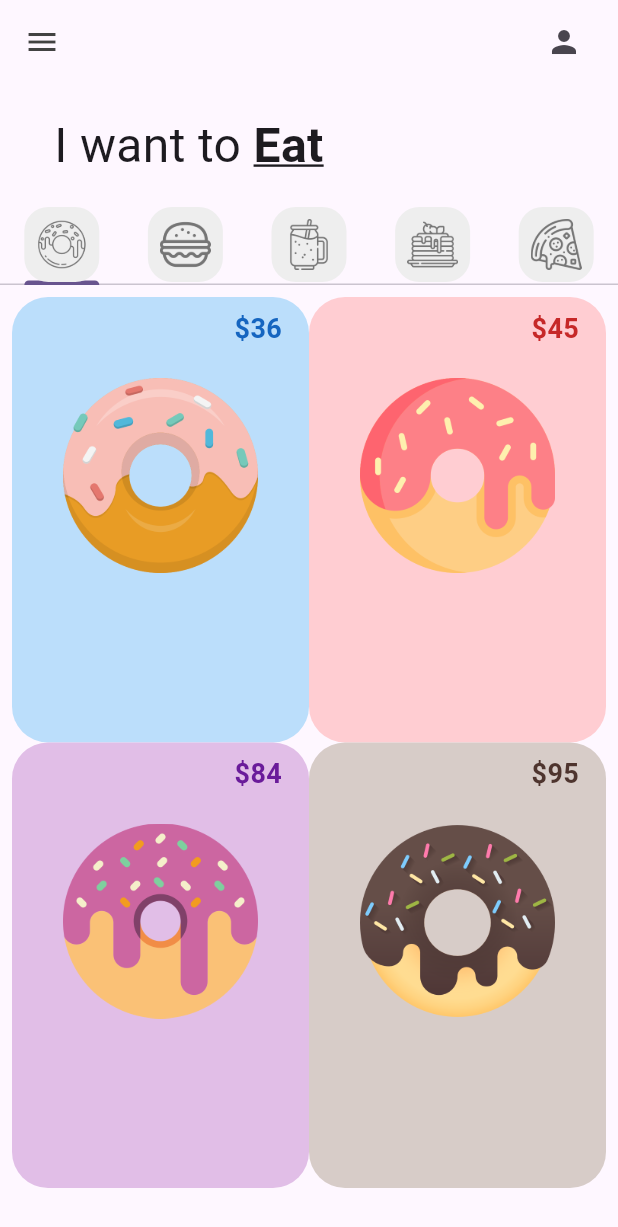
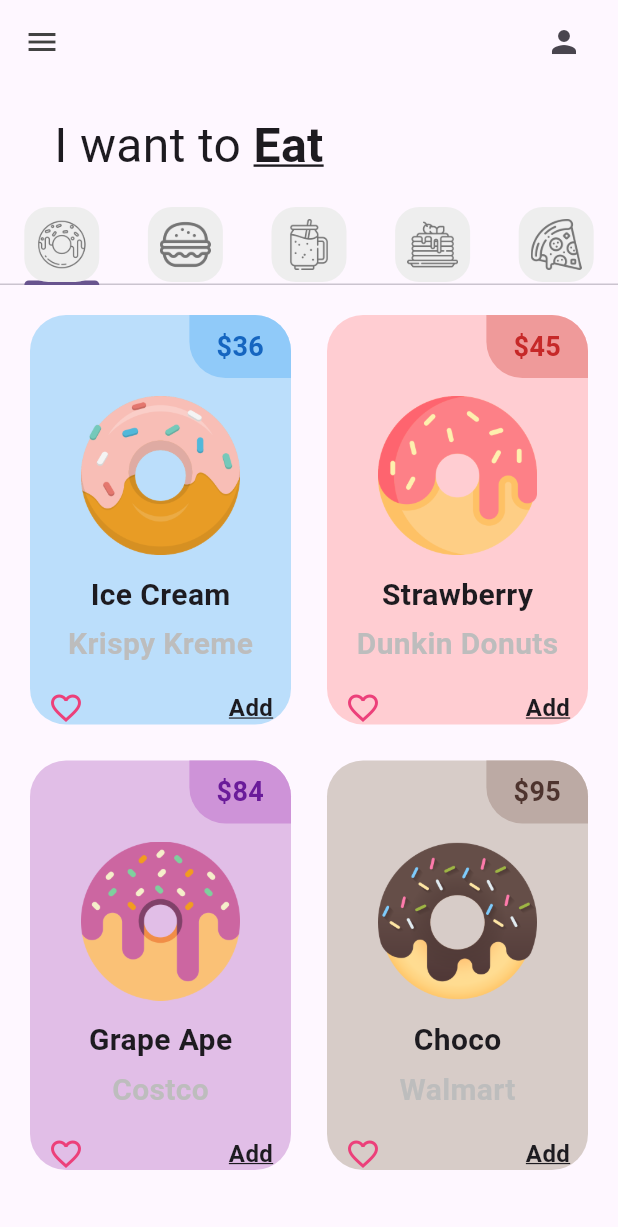
Before and after one commit to EdierMay/dunu_app_2b_may, a Flutter app: the screen it shows after launch, on a phone screen of 412 x 824 dp. Shown: the top 1227 px of the screen. Run offline on Flutter 3.47's test engine with Material 3 defaults, Android fonts, the phone set to English and light mode, and no system bars.

Commit message:
DonutTile Finish

```diff
--- a/lib/tabs/donut_tab.dart
+++ b/lib/tabs/donut_tab.dart
@@ -4,11 +4,23 @@
 class DonutTab extends StatelessWidget {
   // Lista de donas
   final List donutsOnsale = [
-    //[donutFlavor, donutPrice, donotColor,imageName]
-    ["Ice Cream", "36", Colors.blue, "lib/images/icecream_donut.png"],
-    ["Strawberry", "45", Colors.red, "lib/images/strawberry_donut.png"],
-    ["Grape Ape", "84", Colors.purple, "lib/images/grape_donut.png"],
-    ["Choco", "95", Colors.brown, "lib/images/chocolate_donut.png"],
+    //[donutFlavor, donutStore, donutPrice, donotColor,imageName]
+    [
+      "Ice Cream",
+      "Krispy Kreme",
+      "36",
+      Colors.blue,
+      "lib/images/icecream_donut.png"
+    ],
+    [
+      "Strawberry",
+      "Dunkin Donuts",
+      "45",
+      Colors.red,
+      "lib/images/strawberry_donut.png"
+    ],
+    ["Grape Ape", "Costco", "84", Colors.purple, "lib/images/grape_donut.png"],
+    ["Choco", "Walmart", "95", Colors.brown, "lib/images/chocolate_donut.png"],
   ];
 
   DonutTab({super.key});
@@ -26,16 +38,27 @@
       gridDelegate: const SliverGridDelegateWithFixedCrossAxisCount(
           //numero de columnas //crossAxisCount
           crossAxisCount: 2,
-          //relacion de aspecto(propocicion)
+          //relacion de aspecto (proporcion)
           childAspectRatio: 1 / 1.5),
       itemBuilder: (context, index) {
         return DonutTile(
           donutFlavor: donutsOnsale[index][0],
-          donutPrice: donutsOnsale[index][1],
-          donutColor: donutsOnsale[index][2],
-          imageName: donutsOnsale[index][3],
+          donutStore: donutsOnsale[index][1],
+          donutPrice: donutsOnsale[index][2],
+          donutColor: donutsOnsale[index][3],
+          imageName: donutsOnsale[index][4],
         );
       },
     );
   }
 }
+
+
+//grid,en español es como malla o cuadricula
+
+   // elementos en nuestra lista
+   // itemCount: donutsOnsale.length,
+   //el eje principal en una columna es vertical
+   //el eje cruzado crosaxis para horizontal
+   //main axis un columna seria vertical
+   //Starting GridView
--- a/lib/utils/donut_Tile.dart
+++ b/lib/utils/donut_Tile.dart
@@ -1,7 +1,9 @@
 import 'package:flutter/material.dart';
+import 'package:flutter/rendering.dart';
 
 class DonutTile extends StatelessWidget {
   final String donutFlavor;
+  final String donutStore;
   final String donutPrice;
   //dynamic sera un tipo de color
   final dynamic donutColor;
@@ -9,24 +11,28 @@
   const DonutTile(
       {super.key,
       required this.donutFlavor,
+      required this.donutStore,
       required this.donutPrice,
       this.donutColor,
       required this.imageName});
 
   @override
   Widget build(BuildContext context) {
-    return Container(
+    return Padding(
+      padding: const EdgeInsets.all(12.0),
+      child: Container(
         decoration: BoxDecoration(
             color: donutColor[100], borderRadius: BorderRadius.circular(24)),
         child: Column(
           children: [
-          //PriceTag
+            // PriceTag precio de la dona
             Row(
+              //alinea a la derecha
               mainAxisAlignment: MainAxisAlignment.end,
               children: [
                 Container(
                   decoration: BoxDecoration(
-                    color: donutColor[150],
+                      color: donutColor[200],
                       borderRadius: BorderRadius.only(
                           topRight: Radius.circular(24),
                           bottomLeft: Radius.circular(24))),
@@ -41,16 +47,65 @@
               ],
             ),
 
-          //Donut Picture
+            //Donut Picture imagen de la dona
             Padding(
               padding: const EdgeInsets.symmetric(vertical: 12, horizontal: 34),
               child: Image.asset(imageName),
-          )
+            ),
 
-          //Donut text
-
-          //Love icon + and button
+            //donut text, texto de la dona
+            Text(donutFlavor,
+                style: TextStyle(fontWeight: FontWeight.bold, fontSize: 20)),
+            SizedBox(
+              height: 4,
+            ),
+            // agregar texto de la tienda
+            Text(
+              donutStore,
+              style: TextStyle(
+                fontWeight: FontWeight.bold,
+                fontSize: 20,
+                color: Color(0xFFBDBDBD), // Gris para el nombre de la tienda
+              ),
+            ),
+            SizedBox(
+              height: 4,
+            ),
+            //Love icon + add button, icono de me encanta e icono de agregar
+            Padding(
+              padding: const EdgeInsets.all(12.0),
+              child: Row(
+                mainAxisAlignment: MainAxisAlignment.spaceBetween,
+                children: [
+                  GestureDetector(
+                    onTap: () {
+                      // Acción cuando se toca el ícono de corazón
+                      print("Corazón tocado");
+                    },
+                    child: Icon(
+                      Icons.favorite_border,
+                      color: Colors.pink[400],
+                    ),
+                  ),
+                  GestureDetector(
+                    onTap: () {
+                      // Acción cuando se toca el texto "Add"
+                      print("Texto 'Add' tocado");
+                    },
+                    child: const Text(
+                      "Add",
+                      style: TextStyle(
+                        fontSize: 16,
+                        fontWeight: FontWeight.bold,
+                        decoration: TextDecoration.underline,
+                      ),
+                    ),
+                  ),
                 ],
+              ),
+            ),
+          ],
+        ),
       ),
     );
   }
```
Lines whose indentation alone changed are shown as unchanged.
